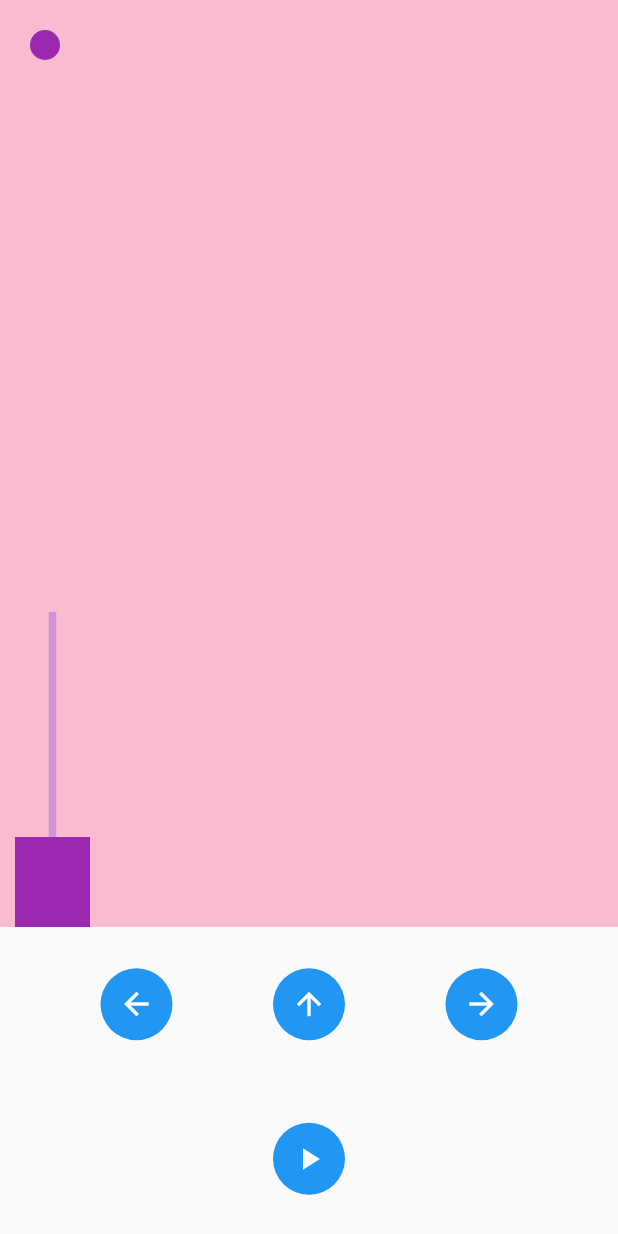
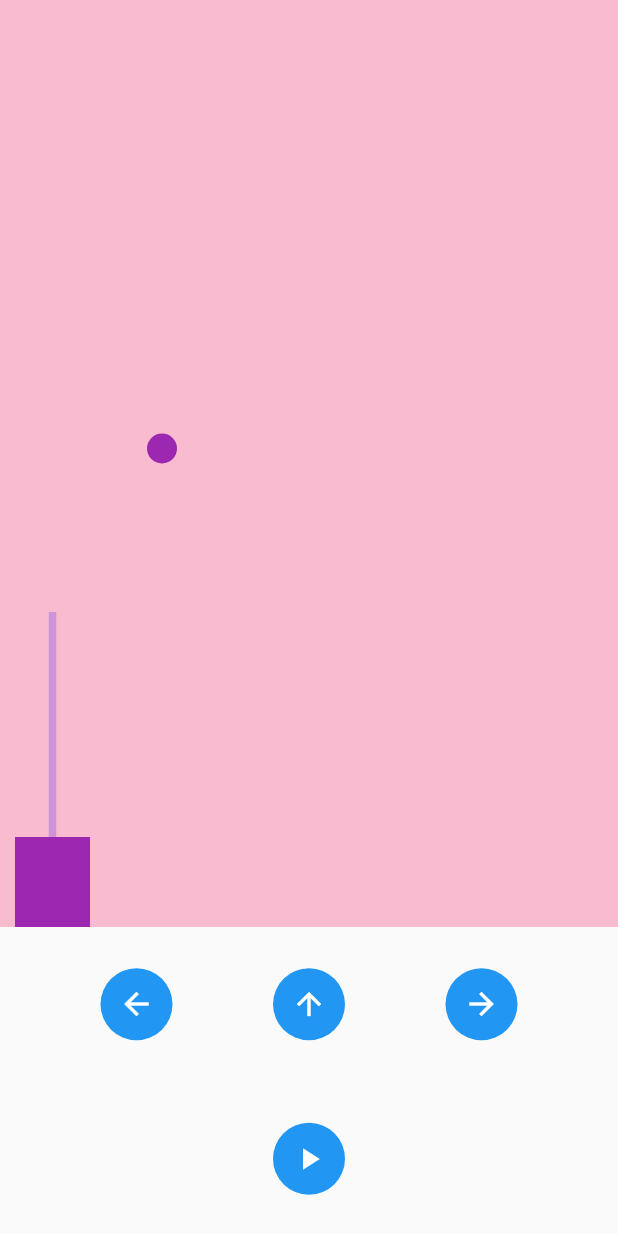
Before and after one commit to aparnapanda55/bubble_game, a Flutter app: the screen it shows after launch, on a phone screen of 412 x 824 dp. Run offline on Flutter 3.47's test engine with Material 2 defaults, Android fonts, the phone set to English and light mode, and no system bars.

```diff
--- a/lib/home_page.dart
+++ b/lib/home_page.dart
@@ -260,11 +260,47 @@ class _HomePageState extends State<HomePage> {
   }
 }
 
-class MainPage extends StatelessWidget {
+class MainPage extends StatefulWidget {
   const MainPage({Key? key}) : super(key: key);
 
   @override
+  State<MainPage> createState() => _MainPageState();
+}
+
+class _MainPageState extends State<MainPage>
+    with SingleTickerProviderStateMixin {
+  late final AnimationController ballController;
+  late final Animation<double> ballAnimation;
+
+  @override
+  void initState() {
+    super.initState();
+    ballController = AnimationController(
+      duration: const Duration(seconds: 1),
+      vsync: this,
+    )..addStatusListener(
+        (status) {
+          if (status == AnimationStatus.completed) {
+            ballController.repeat(reverse: true);
+          }
+        },
+      );
+    ballAnimation = Tween<double>(begin: 0, end: 1).animate(ballController);
+    ballController.forward();
+  }
+
+  @override
+  void dispose() {
+    ballController.dispose();
+    super.dispose();
+  }
+
+  @override
   Widget build(BuildContext context) {
+    return LayoutBuilder(builder: (context, constraints) {
+      final maxWidth = constraints.maxWidth;
+      final maxHeight = constraints.maxHeight;
+
       return SafeArea(
         child: Scaffold(
           body: Column(
@@ -275,20 +311,26 @@ class MainPage extends StatelessWidget {
                   color: Colors.pink[100],
                   child: Stack(
                     children: [
-                    Positioned(
-                      top: 20,
-                      left: 20,
-                      child: Ball(),
+                      AnimatedBuilder(
+                        animation: ballAnimation,
+                        builder: (context, child) {
+                          return Positioned(
+                            left: ballAnimation.value * (maxWidth - 20),
+                            bottom: 3 / 4 * maxHeight / 2,
+                            child: child!,
+                          );
+                        },
+                        child: const Ball(),
                       ),
-                    Positioned(
+                      const Positioned(
                         left: 10,
                         bottom: 0,
-                      child: Column(
-                        children: [
-                          Missile(),
-                          Player(),
-                        ],
+                        child: Player(),
                       ),
+                      const Positioned(
+                        left: 10 + 50 / 2 - 5 / 2,
+                        bottom: 60,
+                        child: Missile(),
                       ),
                     ],
                   ),
@@ -335,5 +377,6 @@ class MainPage extends StatelessWidget {
           ),
         ),
       );
+    });
   }
 }
```
Lines whose indentation alone changed are shown as unchanged.
